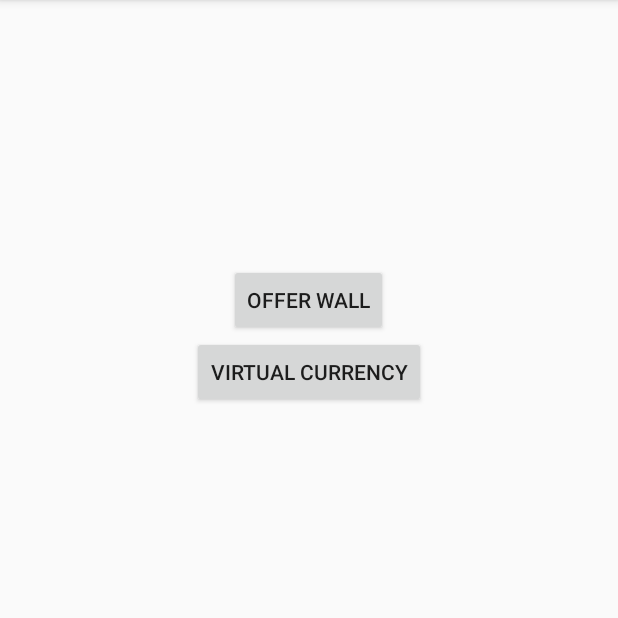
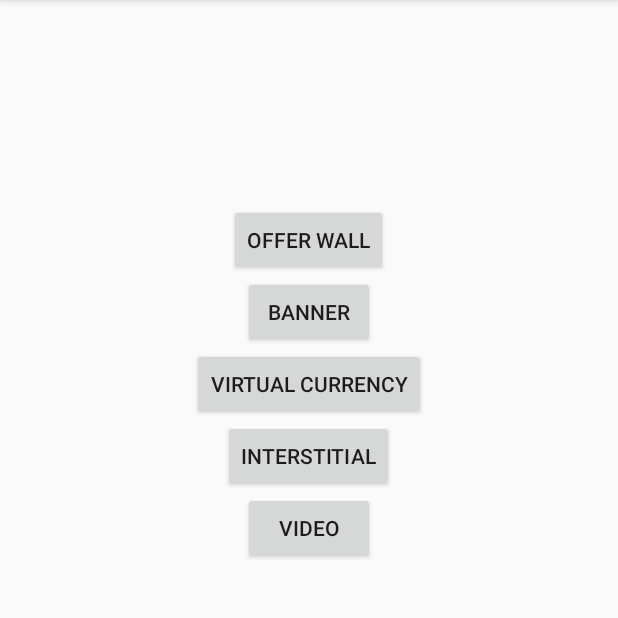
Before and after one commit to aaronfyber/HelloErcan, an Android app: the screen it shows after launch (MainActivity), on a phone screen of 412 x 824 dp, the part 84-702 px from its top. Run offline under Robolectric (Android 15) with nearby library versions, the phone set to English and light mode, and no system bars; our stand-ins replace data binding; libraries missing offline, so code that uses them is left out: com.fyber, com.fyber.ads, com.fyber.annotations, com.fyber.currency, com.fyber.mediation and 1 more; 4 statements that could not run were skipped.

Commit message:
More debugging, video.

```diff
--- a/app/build.gradle
+++ b/app/build.gradle
@@ -40,8 +40,8 @@ android {
         applicationId "com.newfivefour.fyberintegration"
         minSdkVersion 15
         targetSdkVersion 23
-        versionCode 2
-        versionName "1.0.1"
+        versionCode 3
+        versionName "1.0.2"
         multiDexEnabled true
     }
     dataBinding {
@@ -66,5 +66,6 @@ dependencies {
     compile "com.google.android.gms:play-services-ads:8.4.0"
     compile 'com.android.support:multidex:+'
     compile 'com.fyber.mediation:admob:8.4.0-r2@aar'
+    compile 'com.fyber.mediation:flurry:6.2.0-r1@aar'
     //compile name: 'fyber-admob-8.4.0-r2' , ext: 'aar'
 }
--- a/app/src/main/AndroidManifest.xml
+++ b/app/src/main/AndroidManifest.xml
@@ -6,7 +6,7 @@
 
    <application
         android:allowBackup="true"
-        android:name="android.support.multidex.MultiDexApplication"
+        android:name=".App"
         android:icon="@mipmap/ic_launcher"
         android:label="@string/app_name"
         android:supportsRtl="true"
@@ -18,10 +18,6 @@
                 <category android:name="android.intent.category.LAUNCHER" />
             </intent-filter>
         </activity>
-       <activity
-           android:name="com.fyber.ads.interstitials.InterstitialActivity"
-           android:configChanges="screenSize|orientation"
-           android:theme="@android:style/Theme.Translucent" />
     </application>
 
 </manifest>
--- a/app/src/main/java/com/newfivefour/fyberintegration/App.java
+++ b/app/src/main/java/com/newfivefour/fyberintegration/App.java
@@ -1,10 +1,51 @@
 package com.newfivefour.fyberintegration;
 
+import android.app.Activity;
 import android.app.Application;
+import android.os.Bundle;
+import android.support.multidex.MultiDexApplication;
 
-public class App extends Application {
+import com.newfivefour.fyberintegration.logging.Logger;
+
+public class App extends MultiDexApplication {
     @Override
     public void onCreate() {
         super.onCreate();
+        registerActivityLifecycleCallbacks(new ActivityLifecycleCallbacks() {
+            @Override
+            public void onActivityCreated(Activity activity, Bundle savedInstanceState) {
+                Logger.debugOutput(activity.getClass().getSimpleName(), "===activity created===");
+            }
+
+            @Override
+            public void onActivityStarted(Activity activity) {
+                Logger.debugOutput(activity.getClass().getSimpleName(), "===activity started===");
+            }
+
+            @Override
+            public void onActivityResumed(Activity activity) {
+                Logger.debugOutput(activity.getClass().getSimpleName(), "===activity resumed===");
+            }
+
+            @Override
+            public void onActivityPaused(Activity activity) {
+                Logger.debugOutput(activity.getClass().getSimpleName(), "===activity paused===");
+            }
+
+            @Override
+            public void onActivityStopped(Activity activity) {
+                Logger.debugOutput(activity.getClass().getSimpleName(), "===activity stopped===");
+            }
+
+            @Override
+            public void onActivitySaveInstanceState(Activity activity, Bundle outState) {
+                Logger.debugOutput(activity.getClass().getSimpleName(), "===activity save instance state===");
+            }
+
+            @Override
+            public void onActivityDestroyed(Activity activity) {
+                Logger.debugOutput(activity.getClass().getSimpleName(), "===activity destroyed===");
+            }
+        });
     }
 }
--- a/app/src/main/java/com/newfivefour/fyberintegration/MainActivity.java
+++ b/app/src/main/java/com/newfivefour/fyberintegration/MainActivity.java
@@ -3,11 +3,13 @@ package com.newfivefour.fyberintegration;
 import android.content.Intent;
 import android.databinding.DataBindingUtil;
 import android.support.v4.view.MenuItemCompat;
+import android.support.v4.view.ViewCompat;
 import android.support.v7.app.AppCompatActivity;
 import android.os.Bundle;
 import android.view.Menu;
 import android.view.MenuItem;
 import android.view.View;
+import android.view.ViewGroup;
 import android.widget.ScrollView;
 
 import com.fyber.Fyber;
@@ -22,6 +24,7 @@ import com.fyber.requesters.InterstitialRequester;
 import com.fyber.requesters.OfferWallRequester;
 import com.fyber.requesters.RequestCallback;
 import com.fyber.requesters.RequestError;
+import com.fyber.requesters.RewardedVideoRequester;
 import com.fyber.requesters.VirtualCurrencyCallback;
 import com.fyber.requesters.VirtualCurrencyRequester;
 import com.newfivefour.fyberintegration.databinding.MainActivityBinding;
@@ -37,40 +40,67 @@ public class MainActivity extends AppCompatActivity {
     @Override
     protected void onCreate(Bundle savedInstanceState) {
         super.onCreate(savedInstanceState);
-        MainActivityBinding main = DataBindingUtil.setContentView(this, R.layout.main_activity);
+        final MainActivityBinding main = DataBindingUtil.setContentView(this, R.layout.main_activity);
         this.debugView = main.debugScrollView;
+
         Logger.init(new DebugTextView(main.debugTextView));
+
         final Fyber.Settings settings = Fyber.with(getString(R.string.fyber_appid), this)
                 .withSecurityToken(getString(R.string.fyber_securitykey))
                 .start();
-        Logger.debugOutput(TAG, "Initialising Fyber SDK");
+        Logger.debugOutput(TAG, "Initialising SDK");
         Logger.debugOutput(TAG, "User ID is: " + settings.getUserId());
 
         main.button.setOnClickListener(new View.OnClickListener() {
             @Override
             public void onClick(View v) {
-                Logger.debugOutput(TAG, "Offer wall clicked");
+                Logger.debugOutput(TAG, "Offer wall request");
                 OfferWallRequester.create(new WallRequest()).request(MainActivity.this);
+            }
+        });
+
+        main.bannerButton.setOnClickListener(new View.OnClickListener() {
+            @Override
+            public void onClick(View v) {
+                Logger.debugOutput(TAG, "Creating and attaching BannerAdView to View");
+                createAndShowBanner(main.bannerPlacementRelativelayout);
             }
         });
 
         main.virtualCurrencyButton.setOnClickListener(new View.OnClickListener() {
             @Override
             public void onClick(View v) {
-                Logger.debugOutput(TAG, "Virtual currency request pressed");
+                Logger.debugOutput(TAG, "Virtual currency request");
                 VirtualCurrencyRequester.create(new VirtualCurrencyRequest()).request(MainActivity.this);
             }
         });
 
-        BannerAdView bannerAdView = new BannerAdView(this)
+        main.interstitialButton.setOnClickListener(new View.OnClickListener() {
+            @Override
+            public void onClick(View v) {
+                InterstitialRequester.create(new InterstitialRequestCallback()).request(MainActivity.this);
+                Logger.debugOutput(TAG, "Interstitial request made");
+            }
+        });
+
+        main.videoButton.setOnClickListener(new View.OnClickListener() {
+            @Override
+            public void onClick(View v) {
+                Logger.debugOutput(TAG, "Video request made");
+                RewardedVideoRequester.create(new VideoCallback()).request(MainActivity.this);
+            }
+        });
+
+        Logger.debugOutput(TAG, "Creating and attaching BannerAdView to View");
+        createAndShowBanner(main.bannerPlacementRelativelayout);
+    }
+
+    private void createAndShowBanner(ViewGroup bannerPlacement) {
+        BannerAdView bannerAdView = new BannerAdView(MainActivity.this)
                 .withNetworkSize(AdMobNetworkBannerSizes.LARGE_BANNER)
                 .withListener(new BannerAdListener())
                 .loadOnAttach();
-        main.bannerPlacement.addView(bannerAdView);
-        Logger.debugOutput(TAG, "Attaching BannerAdView to View");
-
-        InterstitialRequester.create(new InterstitialRequestCallback()).request(this);
-        Logger.debugOutput(TAG, "Interstitial request made");
+        bannerPlacement.addView(bannerAdView);
     }
 
     @Override
@@ -83,9 +113,13 @@ public class MainActivity extends AppCompatActivity {
     @Override
     public boolean onOptionsItemSelected(MenuItem item) {
         if(debugView.getVisibility()==View.VISIBLE) {
+            debugView.bringToFront();
             debugView.setVisibility(View.INVISIBLE);
+            ViewCompat.setTranslationZ(debugView, 10);
         } else {
+            debugView.bringToFront();
             debugView.setVisibility(View.VISIBLE);
+            ViewCompat.setTranslationZ(debugView, 10);
         }
         return super.onOptionsItemSelected(item);
     }
@@ -116,7 +150,8 @@ public class MainActivity extends AppCompatActivity {
 
         @Override
         public void onAdAvailable(Intent intent) {
-            Logger.debugOutput(TAG, "Interstitial error available");
+            Logger.debugOutput(TAG, "Interstitial available");
+            startActivityForResult(intent, 304);
         }
 
         @Override
@@ -167,4 +202,22 @@ public class MainActivity extends AppCompatActivity {
             Logger.debugOutput(TAG, "Something went wrong with the request: " + requestError.getDescription());
         }
     }
+
+    private class VideoCallback implements RequestCallback {
+        @Override
+        public void onAdAvailable(Intent intent) {
+            Logger.debugOutput(TAG, "Video available");
+            startActivityForResult(intent, 305);
+        }
+
+        @Override
+        public void onAdNotAvailable(AdFormat adFormat) {
+            Logger.debugOutput(TAG, "No video available: " + adFormat);
+        }
+
+        @Override
+        public void onRequestError(RequestError requestError) {
+            Logger.debugOutput(TAG, "Video request error: " + requestError);
+        }
+    }
 }
--- a/app/src/main/java/com/newfivefour/fyberintegration/logging/DebugTextView.java
+++ b/app/src/main/java/com/newfivefour/fyberintegration/logging/DebugTextView.java
@@ -1,8 +1,6 @@
 package com.newfivefour.fyberintegration.logging;
 
 import android.widget.TextView;
-
-import com.newfivefour.fyberintegration.logging.LoggingOutput;
 
 public class DebugTextView implements LoggingOutput {
 
@@ -13,18 +11,27 @@ public class DebugTextView implements LoggingOutput {
     }
 
     @Override
-    public void debugOutput(String tag, String text) {
-        this.tv.append("D " + tag + " " + text + "\n");
+    public void debugOutput(String s) {
+        this.tv.append(s);
     }
 
     @Override
-    public void warningOutput(String tag, String text) {
-        this.tv.append("W " + tag + " " + text + "\n");
+    public void warningOutput(String s) {
+        this.tv.append(s);
     }
 
     @Override
-    public void errorOutput(String tag, String text) {
-        this.tv.append("E " + tag + " " + text + "\n");
+    public void errorOutput(String s) {
+        this.tv.append(s);
+    }
 
+    @Override
+    public void fillLog(String log) {
+        this.tv.setText(log);
+    }
+
+    @Override
+    public void clearLog() {
+        this.tv.setText("");
     }
 }
--- a/app/src/main/java/com/newfivefour/fyberintegration/logging/Logger.java
+++ b/app/src/main/java/com/newfivefour/fyberintegration/logging/Logger.java
@@ -1,28 +1,43 @@
 package com.newfivefour.fyberintegration.logging;
+
+import android.util.Log;
 
 public class Logger {
 
     static private LoggingOutput loggingInterface = new LoggingOutput() {
-        @Override public void debugOutput(String tag, String text) {}
-        @Override public void warningOutput(String tag, String text) {}
-        @Override public void errorOutput(String tag, String text) {}
-    };
+        @Override public void debugOutput(String text) {}
+        @Override public void warningOutput(String text) {}
+        @Override public void errorOutput(String text) {}
+        @Override public void fillLog(String log) {}
+        @Override public void clearLog() {} };
+
+    static private String previousLog = "";
 
     private Logger() {}
 
     public static void init(LoggingOutput output) {
         loggingInterface = output;
+        loggingInterface.fillLog(previousLog);
     }
 
     public static void debugOutput(String tag, String text) {
-        loggingInterface.debugOutput(tag, text);
+        String s = "D " + tag + " " + text + "\n";
+        previousLog+=s;
+        loggingInterface.debugOutput(s);
+        Log.d(tag, text);
     }
 
     public static void warningOutput(String tag, String text) {
-        loggingInterface.warningOutput(tag, text);
+        String s = "W " + tag + " " + text + "\n";
+        previousLog+=s;
+        loggingInterface.warningOutput(s);
+        Log.w(tag, text);
     }
 
     public static void errorOutput(String tag, String text) {
-        loggingInterface.errorOutput(tag, text);
+        String s = "E " + tag + " " + text + "\n";
+        previousLog+=s;
+        loggingInterface.errorOutput(s);
+        Log.e(tag, text);
     }
 }
--- a/app/src/main/java/com/newfivefour/fyberintegration/logging/LoggingOutput.java
+++ b/app/src/main/java/com/newfivefour/fyberintegration/logging/LoggingOutput.java
@@ -1,7 +1,9 @@
 package com.newfivefour.fyberintegration.logging;
 
 public interface LoggingOutput {
-    void debugOutput(String tag, String text);
-    void warningOutput(String tag, String text);
-    void errorOutput(String tag, String text);
+    void debugOutput(String text);
+    void warningOutput(String text);
+    void errorOutput(String text);
+    void fillLog(String log);
+    void clearLog();
 }
--- a/app/src/main/res/layout/main_activity.xml
+++ b/app/src/main/res/layout/main_activity.xml
@@ -4,48 +4,78 @@
     >
     <data>
     </data>
+    <ScrollView
+        android:layout_width="match_parent"
+        android:layout_height="match_parent"
+        >
     <RelativeLayout
         xmlns:tools="http://schemas.android.com/tools"
         android:layout_width="match_parent"
         android:layout_height="match_parent"
+        android:layout_centerHorizontal="true"
         android:paddingBottom="@dimen/activity_vertical_margin"
         android:paddingLeft="@dimen/activity_horizontal_margin"
         android:paddingRight="@dimen/activity_horizontal_margin"
         android:paddingTop="@dimen/activity_vertical_margin"
         android:textAlignment="center"
-        android:layout_centerHorizontal="true"
         tools:context=".MainActivity">
         <RelativeLayout
-            android:id="@+id/banner_placement"
+            android:id="@+id/banner_placement_relativelayout"
             android:layout_width="match_parent"
             android:layout_height="120dp"
             android:layout_alignParentLeft="true"
             android:layout_alignParentStart="true"
-            android:layout_marginBottom="40dp">
+            >
         </RelativeLayout>
         <Button
+            android:id="@+id/button"
             android:layout_width="wrap_content"
             android:layout_height="wrap_content"
-            android:layout_below="@+id/banner_placement"
+            android:layout_below="@+id/banner_placement_relativelayout"
+            android:layout_centerHorizontal="true"
             android:text="@string/offer_wall_button"
-            android:textAllCaps="true"
-            android:id="@+id/button"
-            android:layout_centerHorizontal="true" />
+            android:textAllCaps="true" />
         <Button
+            android:id="@+id/banner_button"
             android:layout_width="wrap_content"
             android:layout_height="wrap_content"
+            android:layout_below="@+id/button"
+            android:layout_centerHorizontal="true"
+            android:text="@string/banner_button"
+            android:textAllCaps="true" />
+        <Button
+            android:id="@+id/virtual_currency_button"
+            android:layout_width="wrap_content"
+            android:layout_height="wrap_content"
+            android:layout_below="@+id/banner_button"
+            android:layout_centerHorizontal="true"
             android:text="@string/virtual_currency_button"
             android:textAllCaps="true"
-            android:id="@+id/virtual_currency_button"
-            android:layout_below="@+id/button"
+            />
+        <Button
+            android:id="@+id/interstitial_button"
+            android:layout_width="wrap_content"
+            android:layout_height="wrap_content"
+            android:layout_below="@+id/virtual_currency_button"
             android:layout_centerHorizontal="true"
+            android:text="@string/interstitial_button"
+            android:textAllCaps="true"
+            />
+        <Button
+            android:id="@+id/video_button"
+            android:layout_width="wrap_content"
+            android:layout_height="wrap_content"
+            android:layout_below="@+id/interstitial_button"
+            android:layout_centerHorizontal="true"
+            android:text="@string/video_button"
+            android:textAllCaps="true"
             />
         <ScrollView
-            android:background="#000000"
-            android:visibility="invisible"
             android:id="@+id/debugScrollView"
             android:layout_width="match_parent"
-            android:layout_height="match_parent">
+            android:layout_height="match_parent"
+            android:background="#000000"
+            android:visibility="invisible">
             <TextView
                 android:id="@+id/debugTextView"
                 android:layout_width="match_parent"
@@ -56,4 +86,5 @@
                 />
         </ScrollView>
     </RelativeLayout>
+    </ScrollView>
 </layout>
--- a/app/src/main/res/values/strings.xml
+++ b/app/src/main/res/values/strings.xml
@@ -4,5 +4,8 @@
     <string name="fyber_securitykey">6b88263f1af12fa8b0b78f0607f2675d</string>
     <string name="offer_wall_button">offer wall</string>
     <string name="virtual_currency_button">virtual currency</string>
+    <string name="interstitial_button">interstitial</string>
     <string name="userid_placeholder">This is the user id.</string>
+    <string name="video_button">video</string>
+    <string name="banner_button">Banner</string>
 </resources>
```
Also changed, not shown: build.gradle (added, +23 -0 lines).
